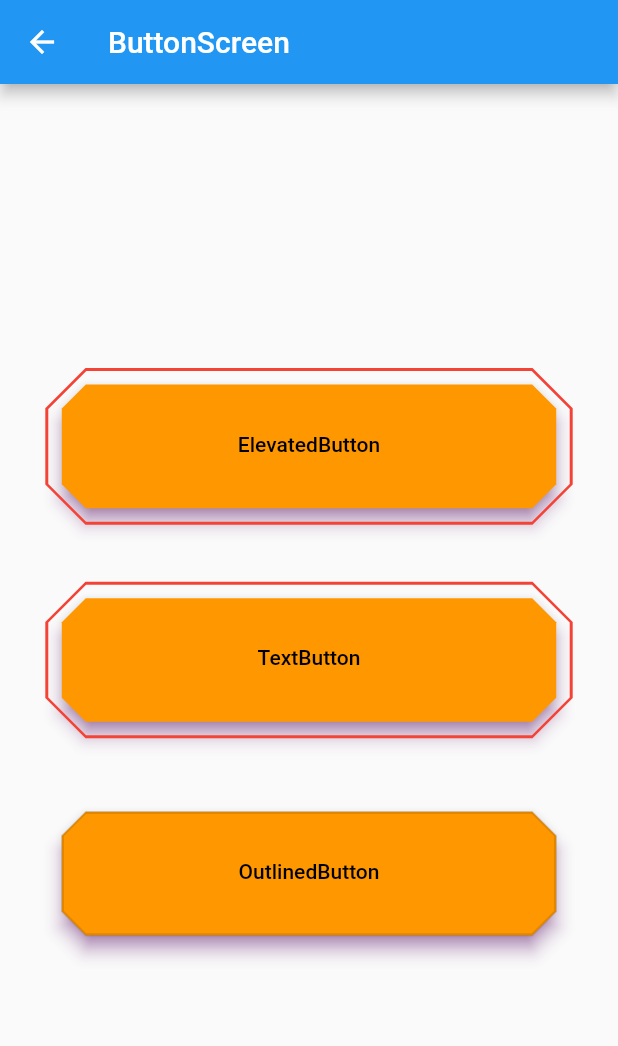
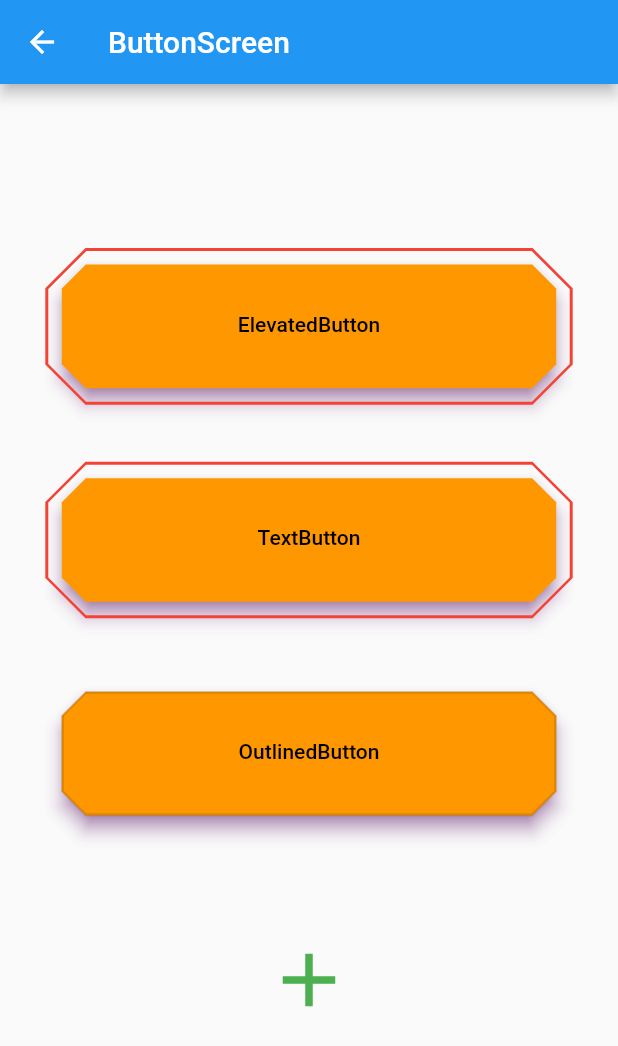
Before and after one commit to jinhan38/flutter_lecture_offline, a Flutter app: the ButtonScreen screen opened directly, on a phone screen of 412 x 824 dp. Shown: the top 1046 px of the screen. Run offline on Flutter 3.47's test engine with Material 2 defaults, Android fonts, the phone set to English and light mode, and no system bars.

Commit message:
4주차 Button 아이콘 버튼 추가

```diff
--- a/lib/ch4/button_screen.dart
+++ b/lib/ch4/button_screen.dart
@@ -28,6 +28,8 @@ class _ButtonScreenState extends State<ButtonScreen> {
             _textButton(),
             const SizedBox(height: 60),
             _outlinedButton(),
+            const SizedBox(height: 60),
+            _iconButton(),
           ],
         ),
       ),
@@ -74,6 +76,31 @@ class _ButtonScreenState extends State<ButtonScreen> {
       onPressed: () {},
       style: buttonStyle(),
       child: Text("OutlinedButton"),
+    );
+  }
+
+  Widget _iconButton() {
+    return IconButton(
+      onPressed: () {},
+      icon: Icon(
+        Icons.add,
+        size: 60,
+      ),
+      iconSize: 40,
+      color: Colors.green,
+      // 버튼 클릭했을 때 배경 컬러
+      highlightColor: Colors.blue.withOpacity(0.5),
+      // 버튼 눌렀을 때 물결 효과 컬러
+      splashColor: Colors.black,
+      splashRadius: 70,
+      focusColor: Colors.purple,
+      mouseCursor: SystemMouseCursors.grabbing,
+      hoverColor: Colors.red.shade200,
+
+      // 아이콘 사이즈, 클릭 영역 증가
+      constraints: const BoxConstraints(minHeight: 100, minWidth: 100),
+      padding: EdgeInsets.zero,
+      tooltip: "아이콘 버튼",
     );
   }
 
```
Also changed, not shown: 1 other file.
